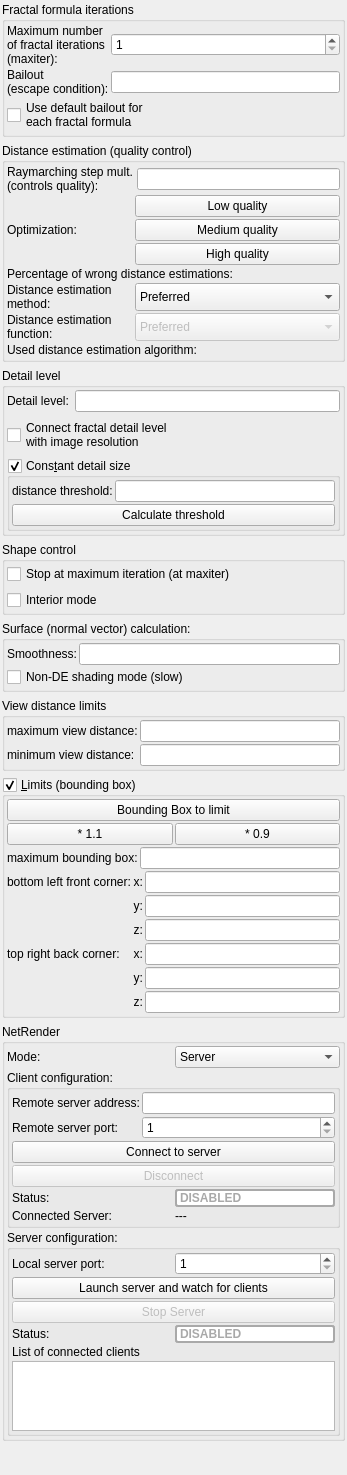
Above: mandelbulber2/qt/dock_rendering_engine.ui from buddhi1980/mandelbulber2 before the change. Below: the same form after it.
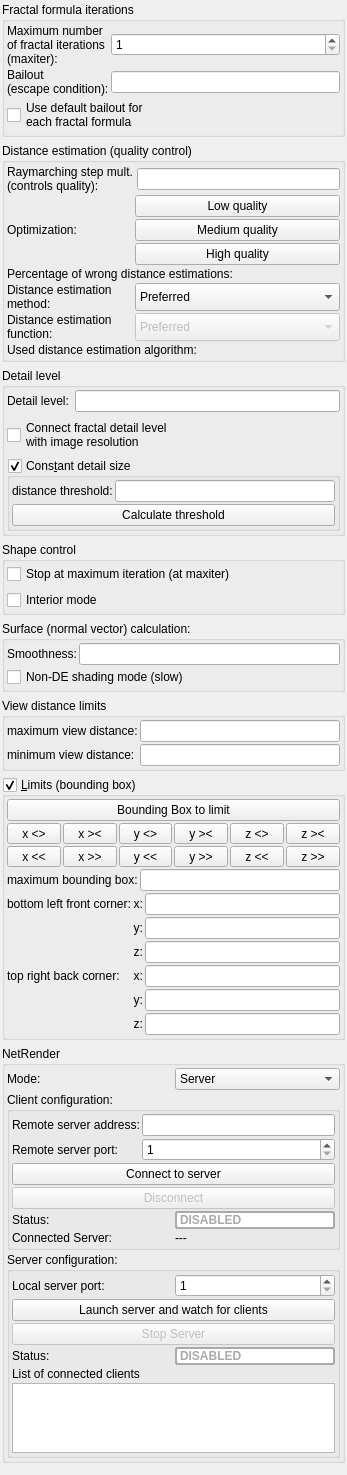
That is the form after the change. Icons and pictures are not drawn. Custom widgets are drawn as their Qt base class.

Commit message:
enhanced limit placement - new button palette
now the limits can be moved and resized in each dimension with buttons

Patch:
```diff
--- a/mandelbulber2/qt/dock_rendering_engine.ui
+++ b/mandelbulber2/qt/dock_rendering_engine.ui
@@ -636,7 +636,7 @@
          <number>2</number>
         </property>
         <item row="0" column="0">
-         <widget class="QPushButton" name="bu_bounding_box_size_up">
+         <widget class="QToolButton" name="bu_bounding_box_size_x_up">
           <property name="sizePolicy">
            <sizepolicy hsizetype="Minimum" vsizetype="Maximum">
             <horstretch>0</horstretch>
@@ -644,12 +644,12 @@
            </sizepolicy>
           </property>
           <property name="text">
-           <string>* 1.1</string>
+           <string notr="true">x &lt;&gt;</string>
           </property>
          </widget>
         </item>
         <item row="0" column="1">
-         <widget class="QPushButton" name="bu_bounding_box_size_down">
+         <widget class="QToolButton" name="bu_bounding_box_size_x_down">
           <property name="sizePolicy">
            <sizepolicy hsizetype="Minimum" vsizetype="Maximum">
             <horstretch>0</horstretch>
@@ -657,7 +657,144 @@
            </sizepolicy>
           </property>
           <property name="text">
-           <string>* 0.9</string>
+           <string notr="true">x &gt;&lt;</string>
+          </property>
+         </widget>
+        </item>
+         <item row="0" column="2">
+         <widget class="QToolButton" name="bu_bounding_box_size_y_up">
+          <property name="sizePolicy">
+           <sizepolicy hsizetype="Minimum" vsizetype="Maximum">
+            <horstretch>0</horstretch>
+            <verstretch>0</verstretch>
+           </sizepolicy>
+          </property>
+          <property name="text">
+           <string notr="true">y &lt;&gt;</string>
+          </property>
+         </widget>
+        </item>
+        <item row="0" column="3">
+         <widget class="QToolButton" name="bu_bounding_box_size_y_down">
+          <property name="sizePolicy">
+           <sizepolicy hsizetype="Minimum" vsizetype="Maximum">
+            <horstretch>0</horstretch>
+            <verstretch>0</verstretch>
+           </sizepolicy>
+          </property>
+          <property name="text">
+           <string notr="true">y &gt;&lt;</string>
+          </property>
+         </widget>
+        </item>
+        <item row="0" column="4">
+         <widget class="QToolButton" name="bu_bounding_box_size_z_up">
+          <property name="sizePolicy">
+           <sizepolicy hsizetype="Minimum" vsizetype="Maximum">
+            <horstretch>0</horstretch>
+            <verstretch>0</verstretch>
+           </sizepolicy>
+          </property>
+          <property name="text">
+           <string notr="true">z &lt;&gt;</string>
+          </property>
+         </widget>
+        </item>
+        <item row="0" column="5">
+         <widget class="QToolButton" name="bu_bounding_box_size_z_down">
+          <property name="sizePolicy">
+           <sizepolicy hsizetype="Minimum" vsizetype="Maximum">
+            <horstretch>0</horstretch>
+            <verstretch>0</verstretch>
+           </sizepolicy>
+          </property>
+          <property name="text">
+           <string notr="true">z &gt;&lt;</string>
+          </property>
+         </widget>
+        </item>
+       </layout>
+      </item>
+      <item>
+       <layout class="QGridLayout" name="gridLayout_bounding_box_move" columnstretch="0,0">
+        <property name="spacing">
+         <number>2</number>
+        </property>
+        <item row="0" column="0">
+         <widget class="QToolButton" name="bu_bounding_box_move_x_neg">
+          <property name="sizePolicy">
+           <sizepolicy hsizetype="Minimum" vsizetype="Maximum">
+            <horstretch>0</horstretch>
+            <verstretch>0</verstretch>
+           </sizepolicy>
+          </property>
+          <property name="text">
+           <string notr="true">x &lt;&lt;</string>
+          </property>
+         </widget>
+        </item>
+        <item row="0" column="1">
+         <widget class="QToolButton" name="bu_bounding_box_move_x_pos">
+          <property name="sizePolicy">
+           <sizepolicy hsizetype="Minimum" vsizetype="Maximum">
+            <horstretch>0</horstretch>
+            <verstretch>0</verstretch>
+           </sizepolicy>
+          </property>
+          <property name="text">
+           <string notr="true">x &gt;&gt;</string>
+          </property>
+         </widget>
+        </item>
+         <item row="0" column="2">
+         <widget class="QToolButton" name="bu_bounding_box_move_y_neg">
+          <property name="sizePolicy">
+           <sizepolicy hsizetype="Minimum" vsizetype="Maximum">
+            <horstretch>0</horstretch>
+            <verstretch>0</verstretch>
+           </sizepolicy>
+          </property>
+          <property name="text">
+           <string notr="true">y &lt;&lt;</string>
+          </property>
+         </widget>
+        </item>
+        <item row="0" column="3">
+         <widget class="QToolButton" name="bu_bounding_box_move_y_pos">
+          <property name="sizePolicy">
+           <sizepolicy hsizetype="Minimum" vsizetype="Maximum">
+            <horstretch>0</horstretch>
+            <verstretch>0</verstretch>
+           </sizepolicy>
+          </property>
+          <property name="text">
+           <string notr="true">y &gt;&gt;</string>
+          </property>
+         </widget>
+        </item>
+        <item row="0" column="4">
+         <widget class="QToolButton" name="bu_bounding_box_move_z_neg">
+          <property name="sizePolicy">
+           <sizepolicy hsizetype="Minimum" vsizetype="Maximum">
+            <horstretch>0</horstretch>
+            <verstretch>0</verstretch>
+           </sizepolicy>
+          </property>
+          <property name="text">
+           <string notr="true">z &lt;&lt;</string>
+          </property>
+         </widget>
+        </item>
+        <item row="0" column="5">
+         <widget class="QToolButton" name="bu_bounding_box_move_z_pos">
+          <property name="sizePolicy">
+           <sizepolicy hsizetype="Minimum" vsizetype="Maximum">
+            <horstretch>0</horstretch>
+            <verstretch>0</verstretch>
+           </sizepolicy>
+          </property>
+          <property name="text">
+           <string notr="true">z &gt;&gt;</string>
           </property>
          </widget>
         </item>
```
The commit also changes 4 other files.
